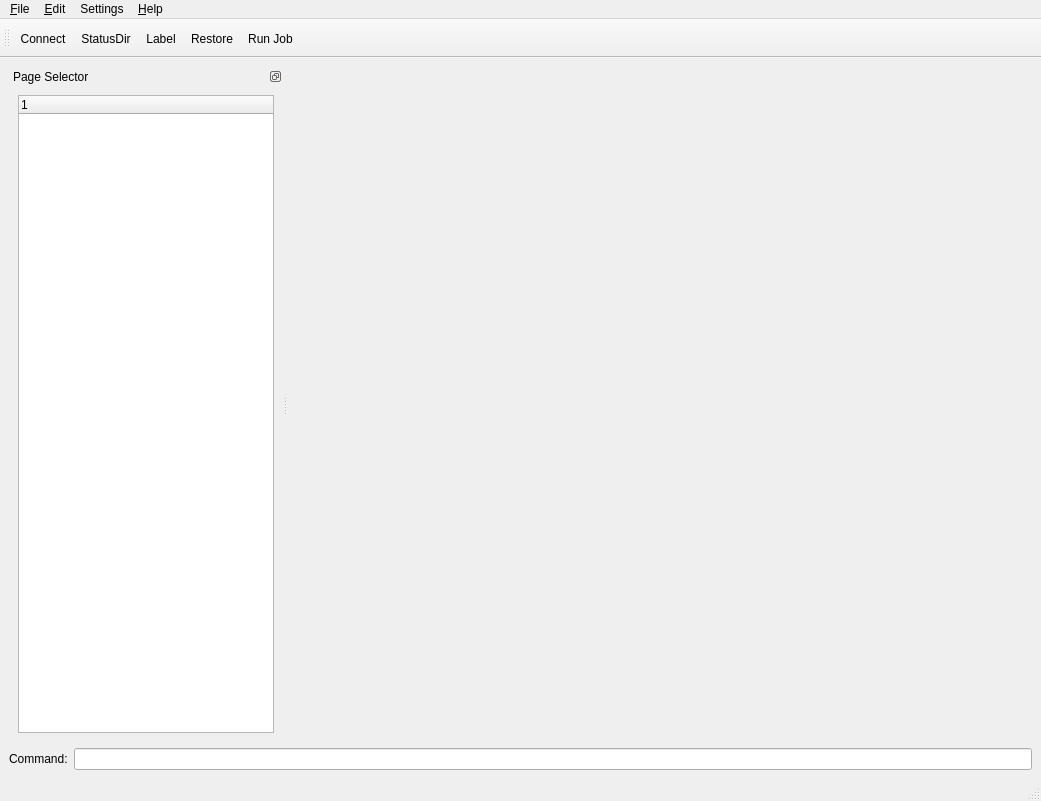
Above: bacula/src/qt-console/main.ui from rkorzeniewski/bacula before the change. Below: the same form after it.
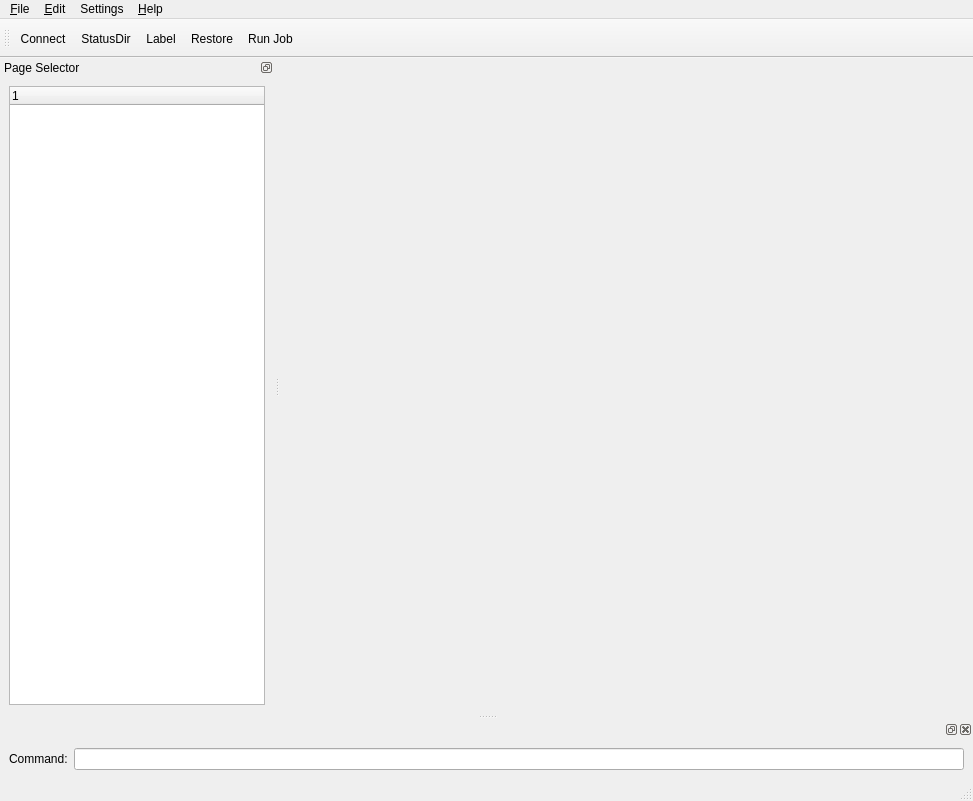
That is the form after the change. Icons and pictures are not drawn.

Commit message: dhb  A modified main.ui for review of look and feel      make Makefile and bat.conf ignored      copied bat.conf to bat.conf.example

What changed in the file:
```diff
--- a/bacula/src/qt-console/main.ui
+++ b/bacula/src/qt-console/main.ui
@@ -6,7 +6,7 @@
    <rect>
     <x>0</x>
     <y>0</y>
-    <width>1041</width>
+    <width>973</width>
     <height>801</height>
    </rect>
   </property>
@@ -25,140 +25,29 @@
      <number>6</number>
     </property>
     <item row="0" column="0" >
-     <widget class="QSplitter" name="splitter" >
-      <property name="orientation" >
-       <enum>Qt::Horizontal</enum>
+     <widget class="QStackedWidget" name="stackedWidget" >
+      <property name="sizePolicy" >
+       <sizepolicy>
+        <hsizetype>7</hsizetype>
+        <vsizetype>7</vsizetype>
+        <horstretch>1</horstretch>
+        <verstretch>0</verstretch>
+       </sizepolicy>
       </property>
-      <widget class="QDockWidget" name="dockWidget" >
-       <property name="sizePolicy" >
-        <sizepolicy>
-         <hsizetype>5</hsizetype>
-         <vsizetype>7</vsizetype>
-         <horstretch>0</horstretch>
-         <verstretch>1</verstretch>
-        </sizepolicy>
-       </property>
-       <property name="minimumSize" >
-        <size>
-         <width>50</width>
-         <height>100</height>
-        </size>
-       </property>
-       <property name="maximumSize" >
-        <size>
-         <width>16777215</width>
-         <height>16777215</height>
-        </size>
-       </property>
-       <property name="focusPolicy" >
-        <enum>Qt::StrongFocus</enum>
-       </property>
-       <property name="floating" >
-        <bool>false</bool>
-       </property>
-       <property name="features" >
-        <set>QDockWidget::DockWidgetFloatable|QDockWidget::DockWidgetMovable|QDockWidget::NoDockWidgetFeatures</set>
-       </property>
-       <property name="allowedAreas" >
-        <set>Qt::NoDockWidgetArea</set>
-       </property>
-       <property name="windowTitle" >
-        <string>Page Selector</string>
-       </property>
-       <widget class="QWidget" name="dockWidgetContents" >
-        <layout class="QGridLayout" >
-         <property name="margin" >
-          <number>9</number>
-         </property>
-         <property name="spacing" >
-          <number>6</number>
-         </property>
-         <item row="0" column="0" >
-          <widget class="QTreeWidget" name="treeWidget" >
-           <property name="sizePolicy" >
-            <sizepolicy>
-             <hsizetype>5</hsizetype>
-             <vsizetype>7</vsizetype>
-             <horstretch>1</horstretch>
-             <verstretch>1</verstretch>
-            </sizepolicy>
-           </property>
-           <property name="minimumSize" >
-            <size>
-             <width>0</width>
-             <height>0</height>
-            </size>
-           </property>
-           <property name="maximumSize" >
-            <size>
-             <width>16777215</width>
-             <height>16777215</height>
-            </size>
-           </property>
-           <property name="sizeIncrement" >
-            <size>
-             <width>0</width>
-             <height>0</height>
-            </size>
-           </property>
-           <property name="focusPolicy" >
-            <enum>Qt::StrongFocus</enum>
-           </property>
-           <property name="toolTip" >
-            <string>Selects right panel</string>
-           </property>
-           <property name="autoFillBackground" >
-            <bool>true</bool>
-           </property>
-          </widget>
-         </item>
-        </layout>
-       </widget>
-      </widget>
-      <widget class="QStackedWidget" name="stackedWidget" >
-       <property name="sizePolicy" >
-        <sizepolicy>
-         <hsizetype>7</hsizetype>
-         <vsizetype>7</vsizetype>
-         <horstretch>1</horstretch>
-         <verstretch>0</verstretch>
-        </sizepolicy>
-       </property>
-       <property name="sizeIncrement" >
-        <size>
-         <width>1</width>
-         <height>0</height>
-        </size>
-       </property>
-       <property name="focusPolicy" >
-        <enum>Qt::StrongFocus</enum>
-       </property>
-       <property name="currentIndex" >
-        <number>-1</number>
-       </property>
-      </widget>
+      <property name="sizeIncrement" >
+       <size>
+        <width>1</width>
+        <height>0</height>
+       </size>
+      </property>
+      <property name="focusPolicy" >
+       <enum>Qt::StrongFocus</enum>
+      </property>
+      <property name="currentIndex" >
+       <number>-1</number>
+      </property>
      </widget>
     </item>
-    <item row="1" column="0" >
-     <layout class="QHBoxLayout" >
-      <property name="margin" >
-       <number>0</number>
-      </property>
-      <property name="spacing" >
-       <number>6</number>
-      </property>
-      <item>
-       <widget class="QLabel" name="label" >
-        <property name="text" >
-         <string>Command:</string>
-        </property>
-       </widget>
-      </item>
-      <item>
-       <widget class="QLineEdit" name="lineEdit" />
-      </item>
-     </layout>
-    </item>
    </layout>
   </widget>
   <widget class="QMenuBar" name="menubar" >
@@ -166,8 +55,8 @@
     <rect>
      <x>0</x>
      <y>0</y>
-     <width>1041</width>
-     <height>33</height>
+     <width>973</width>
+     <height>28</height>
     </rect>
    </property>
    <widget class="QMenu" name="menuHelp" >
@@ -233,6 +122,133 @@
    <addaction name="actionRestore" />
    <addaction name="actionRun" />
   </widget>
+  <widget class="QDockWidget" name="dockWidget" >
+   <property name="sizePolicy" >
+    <sizepolicy>
+     <hsizetype>5</hsizetype>
+     <vsizetype>7</vsizetype>
+     <horstretch>0</horstretch>
+     <verstretch>1</verstretch>
+    </sizepolicy>
+   </property>
+   <property name="minimumSize" >
+    <size>
+     <width>50</width>
+     <height>100</height>
+    </size>
+   </property>
+   <property name="maximumSize" >
+    <size>
+     <width>16777215</width>
+     <height>16777215</height>
+    </size>
+   </property>
+   <property name="focusPolicy" >
+    <enum>Qt::StrongFocus</enum>
+   </property>
+   <property name="floating" >
+    <bool>false</bool>
+   </property>
+   <property name="features" >
+    <set>QDockWidget::DockWidgetFloatable|QDockWidget::DockWidgetMovable|QDockWidget::NoDockWidgetFeatures</set>
+   </property>
+   <property name="allowedAreas" >
+    <set>Qt::AllDockWidgetAreas</set>
+   </property>
+   <property name="windowTitle" >
+    <string>Page Selector</string>
+   </property>
+   <attribute name="dockWidgetArea" >
+    <number>1</number>
+   </attribute>
+   <widget class="QWidget" name="dockWidgetContents" >
+    <layout class="QGridLayout" >
+     <property name="margin" >
+      <number>9</number>
+     </property>
+     <property name="spacing" >
+      <number>6</number>
+     </property>
+     <item row="0" column="0" >
+      <widget class="QTreeWidget" name="treeWidget" >
+       <property name="sizePolicy" >
+        <sizepolicy>
+         <hsizetype>5</hsizetype>
+         <vsizetype>7</vsizetype>
+         <horstretch>1</horstretch>
+         <verstretch>1</verstretch>
+        </sizepolicy>
+       </property>
+       <property name="minimumSize" >
+        <size>
+         <width>0</width>
+         <height>0</height>
+        </size>
+       </property>
+       <property name="maximumSize" >
+        <size>
+         <width>16777215</width>
+         <height>16777215</height>
+        </size>
+       </property>
+       <property name="sizeIncrement" >
+        <size>
+         <width>0</width>
+         <height>0</height>
+        </size>
+       </property>
+       <property name="focusPolicy" >
+        <enum>Qt::StrongFocus</enum>
+       </property>
+       <property name="toolTip" >
+        <string>Selects right panel</string>
+       </property>
+       <property name="autoFillBackground" >
+        <bool>true</bool>
+       </property>
+      </widget>
+     </item>
+    </layout>
+   </widget>
+  </widget>
+  <widget class="QDockWidget" name="dockWidget_2" >
+   <property name="allowedAreas" >
+    <set>Qt::BottomDockWidgetArea</set>
+   </property>
+   <attribute name="dockWidgetArea" >
+    <number>8</number>
+   </attribute>
+   <widget class="QWidget" name="dockWidgetContents_2" >
+    <layout class="QGridLayout" >
+     <property name="margin" >
+      <number>9</number>
+     </property>
+     <property name="spacing" >
+      <number>6</number>
+     </property>
+     <item row="0" column="0" >
+      <layout class="QHBoxLayout" >
+       <property name="margin" >
+        <number>0</number>
+       </property>
+       <property name="spacing" >
+        <number>6</number>
+       </property>
+       <item>
+        <widget class="QLabel" name="label" >
+         <property name="text" >
+          <string>Command:</string>
+         </property>
+        </widget>
+       </item>
+       <item>
+        <widget class="QLineEdit" name="lineEdit" />
+       </item>
+      </layout>
+     </item>
+    </layout>
+   </widget>
+  </widget>
   <action name="actionQuit" >
    <property name="text" >
     <string>&amp;Quit</string>
```
The commit also changes 2 other files.
